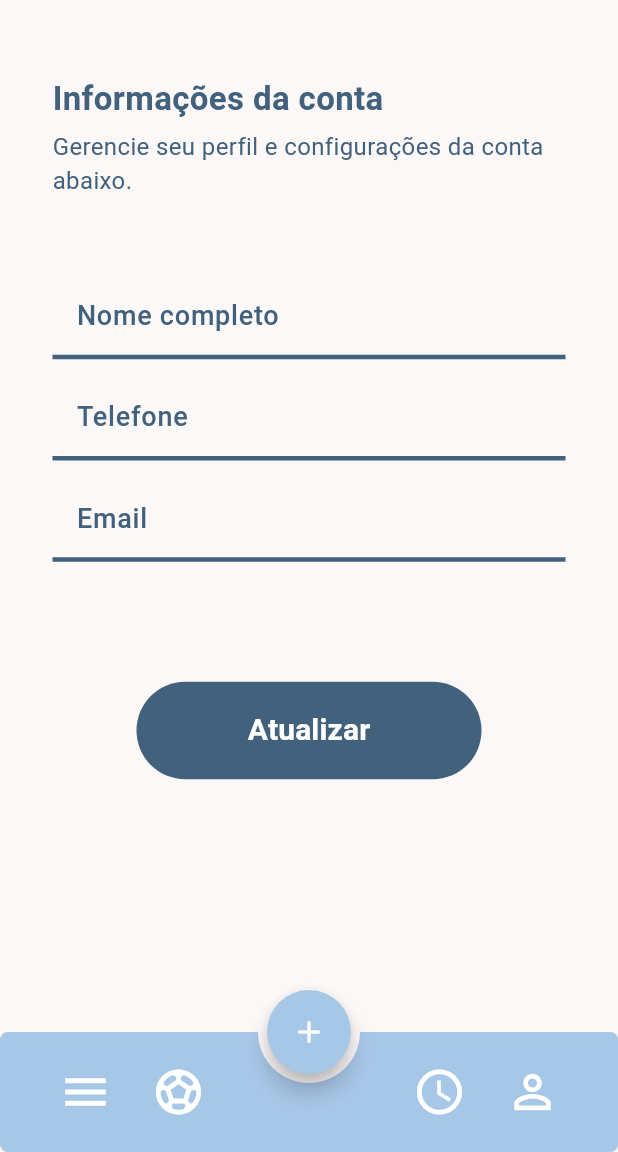
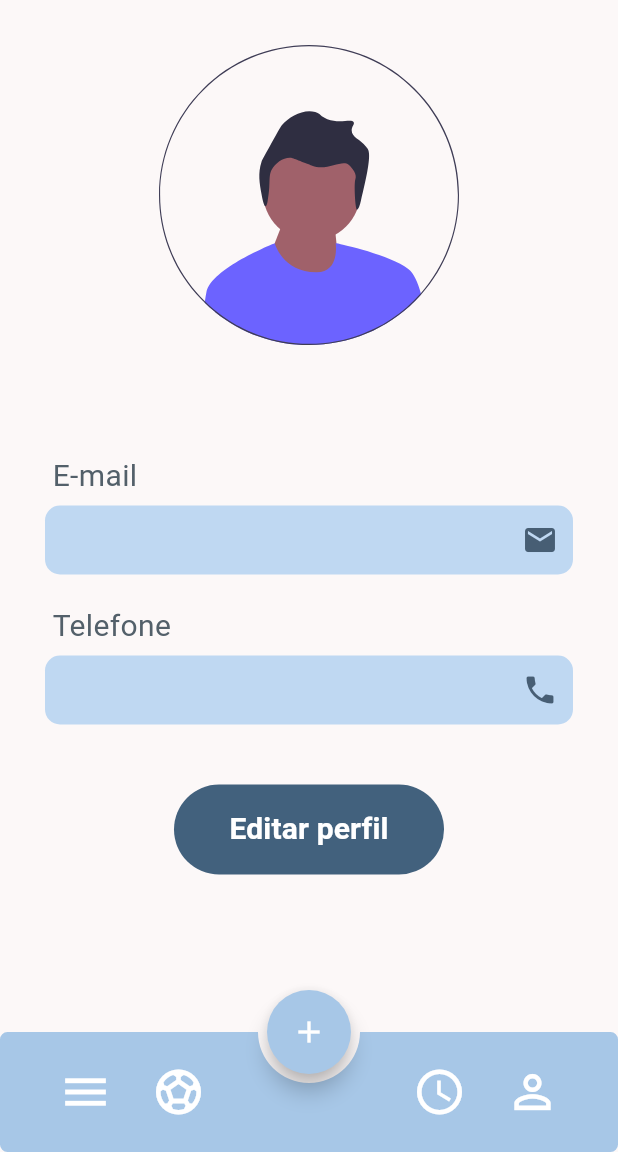
Before and after one commit to Danielsalesds/Sistema-de-Reservas-de-Quadra-Esportivas, a Flutter app: the ProfilePage screen opened directly, on a phone screen of 412 x 824 dp, the part 84-1236 px from its top. Run offline on Flutter 3.47's test engine with Material 3 defaults, Android fonts, the phone set to English and light mode, and no system bars; drawn by our look-alikes of overlay_support; our stand-ins replace awesome_dialog, cloud_firestore, firebase_auth, firebase_core, flutter_svg, google_fonts and 1 more; accounts and stored records are empty.

Commit message:
Add editar perfil

```diff
--- a/lib/ui/pages/ProfilePage.dart
+++ b/lib/ui/pages/ProfilePage.dart
@@ -3,11 +3,16 @@ import 'package:clube/services/FirestoreService.dart';
 import 'package:clube/ui/widgets/CustomAppBar.dart';
 import 'package:flutter/cupertino.dart';
 import 'package:flutter/material.dart';
+import 'package:flutter_svg/svg.dart';
 import 'package:provider/provider.dart';
 
 import '../widgets/CustomBottomBar.dart';
 import '../widgets/CustomButton.dart';
+import '../widgets/CustomFAB.dart';
+import '../widgets/CustomTelFormField.dart';
 import '../widgets/CustomTextFormField.dart';
+import 'EditProfilePage.dart';
+import 'ReservaQuadraScreen.dart';
 
 class ProfilePage extends StatefulWidget{
   @override
@@ -16,9 +21,7 @@ class ProfilePage extends StatefulWidget{
 }
 
 class ProfilePageState extends State<ProfilePage> {
-  final nomeTextController =  TextEditingController();
-  final emailTextController =  TextEditingController();
-  final telefoneTextController =  TextEditingController();
+  String nome=" ", email=" ", telefone=" ";
   @override
   void initState() {
     super.initState();
@@ -30,116 +33,149 @@ class ProfilePageState extends State<ProfilePage> {
     final email = await firebase.getData('email');
     final telefone = await firebase.getData('telefone');
     setState(() {
-      nomeTextController.text = nome;
-      emailTextController.text = email;
-      telefoneTextController.text = telefone;
+      this.nome = nome;
+      this.email = email;
+      this.telefone = telefone;
     });
   }
-  void update()async{
-    final firebase = Provider.of<FirestoreService>(context,listen:false);
-    try{
-      await firebase.updateProfile({'nome':nomeTextController.text,
-        'email':emailTextController.text, 'telefone': telefoneTextController.text});
-    }catch(e){
-      ScaffoldMessenger.of(context).showSnackBar(
-          SnackBar(content: Text(e.toString()))
-      );
-    }finally{
-      if(!mounted) return;
-      AwesomeDialog(
-        context: context,
-        dialogType: DialogType.success,
-        animType: AnimType.scale,
-        title: "Suas informações foram atualizadas!",
-        btnOkText: "Ok",
-        btnOkColor: Theme.of(context).colorScheme.primary,
-        btnOkOnPress: () {
-          Navigator.pop(context);
-        },
-        titleTextStyle: TextStyle(
-            color: Theme.of(context).colorScheme.primary,
-            fontWeight: FontWeight.bold,
-            fontSize: 22
-        ),
-        descTextStyle: TextStyle(
-          fontSize: 16,
-          color: Theme.of(context).colorScheme.tertiary,
-        ),
-      ).show();
-    }
+  void push(){
+    Navigator.push(
+      context,
+      MaterialPageRoute(builder: (context) => EditProfilePage()),
+    );
+  }
 
-  }
   @override
   Widget build(BuildContext context) {
     return Scaffold(
       appBar: const CustomAppBar(title: 'Perfil'),
       bottomNavigationBar: const CustomBottomBar(),
-      floatingActionButton: FloatingActionButton(
-        onPressed: () {
-          debugPrint("Floating Action Button Pressed");
-        },
-        elevation: 6,
-        backgroundColor: Theme.of(context).colorScheme.primaryContainer,
-        shape: ShapeBorder.lerp(
-          const CircleBorder(),
-          const StadiumBorder(),
-          0.5,
-        ),
-        child: const Icon(Icons.add, color: Colors.white,),
+      floatingActionButton: CustomFAB(
+          onPressed: (){
+            Navigator.push(
+              context,
+              MaterialPageRoute(builder: (context) => const ReservaQuadraScreen()),
+            );
+          }
       ),
       floatingActionButtonLocation: FloatingActionButtonLocation.centerDocked,
       body: SingleChildScrollView(
         child: Column(
           children: [
-            Padding(padding: EdgeInsets.only(top: 50, left: 35),
-              child:Row(mainAxisAlignment: MainAxisAlignment.start,
+            // Padding(padding: const EdgeInsets.only(top: 20, left: 35, right: 35),
+            //   child:Row(
+            //     mainAxisAlignment: MainAxisAlignment.spaceBetween,
+            //     children: [
+            //       Text("Perfil",
+            //         style: TextStyle(
+            //           color: Theme.of(context).colorScheme.primary,
+            //           fontWeight: FontWeight.bold,
+            //           fontSize: 26,
+            //         ),
+            //       ),
+            //       // IconButton(
+            //       //   onPressed: (){
+            //       //     Navigator.push(context, MaterialPageRoute(builder: (context)=>EditProfilePage()));
+            //       //   },
+            //       //   padding: EdgeInsets.all(10),
+            //       //   icon: Icon(Icons.edit,size: 30,color: Theme.of(context).colorScheme.primary),
+            //       // ),
+            //     ],
+            //   ),
+            // ),
+            Padding(padding: const EdgeInsets.only(top: 30, bottom: 10),
+              child: Flexible(
+                child: Row(
+                    mainAxisAlignment: MainAxisAlignment.center,
+                    children: [
+                      Container(
+                        decoration: BoxDecoration(borderRadius: BorderRadius.circular(0),
+                        ),
+                        child:SvgPicture.asset('assets/profile.svg', width: 250,height: 200),
+                      ),
+                    ]
+                ),
+              ),
+            ),
+
+              Row(
+                mainAxisAlignment: MainAxisAlignment.center,
                 children: [
-                  Text("Informações da conta",
+                  Text(nome,
                     style: TextStyle(
                       color: Theme.of(context).colorScheme.primary,
                       fontWeight: FontWeight.bold,
-                      fontSize: 22,
+                      fontSize: 26,
                     ),
                   ),
+                  // IconButton(
+                  //   onPressed: (){
+                  //     Navigator.push(context, MaterialPageRoute(builder: (context)=>EditProfilePage()));
+                  //   },
+                  //   icon: Icon(Icons.edit,size: 25,color: Theme.of(context).colorScheme.primary),
+                  // ),
                 ],
               ),
-            ),
-            Padding(padding: EdgeInsets.only(top: 5, left: 35),
-              child:Row( mainAxisAlignment: MainAxisAlignment.start,
-                children: [
-                  Flexible(child: Text("Gerencie seu perfil e configurações da conta abaixo.",
-                    style: TextStyle(
-                      fontSize: 16,
-                      color: Theme.of(context).colorScheme.primary,
-                    ),
-                  ),)
-                ],
-            ),
-            ),
-            const SizedBox(height: 50,),
-            Row(
-              children: [
-                Expanded(child: CustomTextFormField(label: "Nome completo", controller: nomeTextController,),),
-              ],
-            ),
-            const SizedBox(height: 10,),
-            Row(
-              children: [
-                Expanded(child: CustomTextFormField(label: "Telefone", controller: telefoneTextController),),
-              ],
-            ),
-            const SizedBox(height: 10,),
-            Row(
-              children: [
-                Expanded(child: CustomTextFormField(label: "Email", controller: emailTextController), ),
-              ],
-            ),
-            const SizedBox(height: 70,),
-            CustomButton(height: 85, width: 250, text: "Atualizar", onclick: update),
+
+            const SizedBox(height: 5,),
+            // buildPadding(context,"Nome"),
+            // buildCont(context,nome,Icons.person),
+            const SizedBox(height: 15,),
+            buildPadding(context,"E-mail"),
+            buildCont(context,email,Icons.email),
+            const SizedBox(height: 15,),
+            buildPadding(context,"Telefone"),
+            buildCont(context,telefone,Icons.phone),
+            const SizedBox(height: 30,),
+            CustomButton(height: 80, width: 200, text: "Editar perfil", onclick: push),
           ],
         ),
       ),
     );
   }
 
+  Padding buildCont(BuildContext context, String inf, IconData iconData) {
+    return Padding(padding: const EdgeInsets.only(top: 5, left: 30, right: 30),
+            child: Container(
+              decoration: BoxDecoration(
+                color: Theme.of(context).colorScheme.secondaryContainer,
+                borderRadius: BorderRadius.circular(10),
+              ),
+              child:
+                  Padding(padding: const EdgeInsets.all(10),
+                    child:Row(
+                      mainAxisAlignment: MainAxisAlignment.spaceBetween,
+                      children: [
+                        Flexible(
+                          child: Text(inf,
+                            style: TextStyle(
+                              color: Theme.of(context).colorScheme.onSecondaryContainer,
+                              fontSize: 18,
+                            ),
+                          ),
+                        ),
+                        Icon(iconData, color: Theme.of(context).colorScheme.onSecondaryContainer),
+                      ],
+                    )
+                  )
+
+            )
+            );
+  }
+
+  Padding buildPadding(BuildContext context,String text) {
+    return Padding(padding: const EdgeInsets.only(top: 5, left: 35),
+            child:Row(mainAxisAlignment: MainAxisAlignment.start,
+              children: [
+                Text("$text ",
+                  style: TextStyle(
+                    color: Theme.of(context).colorScheme.tertiary,
+                    fontSize: 20,
+                  ),
+                ),
+              ],
+            ),
+          );
+  }
+
 }
--- a/lib/ui/pages/ResetPasswordPage.dart
+++ b/lib/ui/pages/ResetPasswordPage.dart
@@ -56,7 +56,7 @@ class ResetPasswordPageState extends State<ResetPasswordPage> {
     return Scaffold(
       body: SingleChildScrollView(child: Column(
         children: [
-          Padding(padding: EdgeInsets.symmetric(vertical: 70),
+          Padding(padding: const EdgeInsets.symmetric(vertical: 70),
             child: Flexible(child: Row(
                 mainAxisAlignment: MainAxisAlignment.center,
                 children: [
--- a/lib/ui/widgets/CustomBottomBar.dart
+++ b/lib/ui/widgets/CustomBottomBar.dart
@@ -2,6 +2,7 @@ import 'package:clube/ui/pages/ProfilePage.dart';
 import 'package:flutter/cupertino.dart';
 import 'package:flutter/material.dart';
 
+import '../pages/AuthChecker.dart';
 import '../pages/HomeMembro2.dart';
 import '../pages/ReservaQuadraScreen.dart';
 import '../pages/home_membro.dart';
@@ -31,7 +32,7 @@ class CustomBottomBar extends StatelessWidget{
                 children: [
                   IconButton(
                       onPressed: () {
-                        debugPrint("Menu Pressed");
+                        Navigator.push(context, MaterialPageRoute(builder: (context)=> const AuthChecker()));
                       },
                       icon: const Icon(Icons.menu)),
                   const SizedBox(
--- a/pubspec.yaml
+++ b/pubspec.yaml
@@ -78,6 +78,7 @@ flutter:
     - assets/running.png
     - assets/basketball.png
     - assets/forgot-password.svg
+    - assets/profile.svg
   # An image asset can refer to one or more resolution-specific "variants", see
   # https://flutter.dev/to/resolution-aware-images
 
```
Also changed, not shown: lib/services/FirestoreService.dart (+6 -2 lines), lib/ui/pages/EditProfilePage.dart (added, +146 -0 lines), lib/ui/pages/EditUser.dart (added, +177 -0 lines), lib/ui/pages/cadastro_membro.dart (+2 -20 lines), lib/ui/pages/listar_membro.dart (+16 -6 lines), assets/profile.svg (added).
